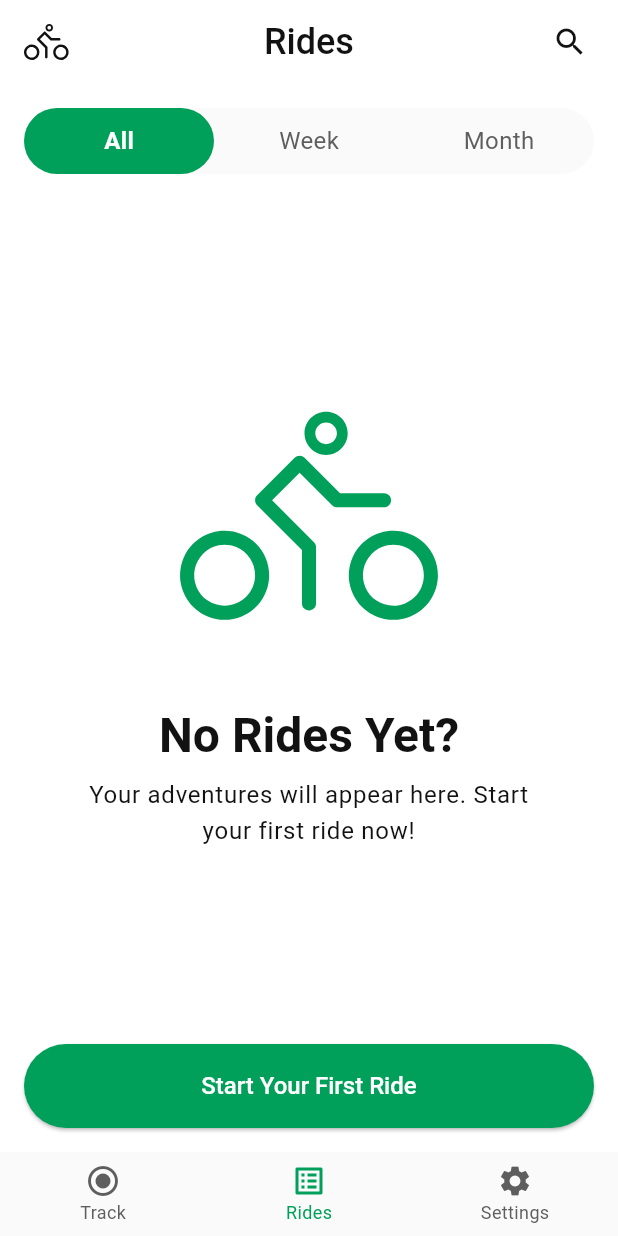
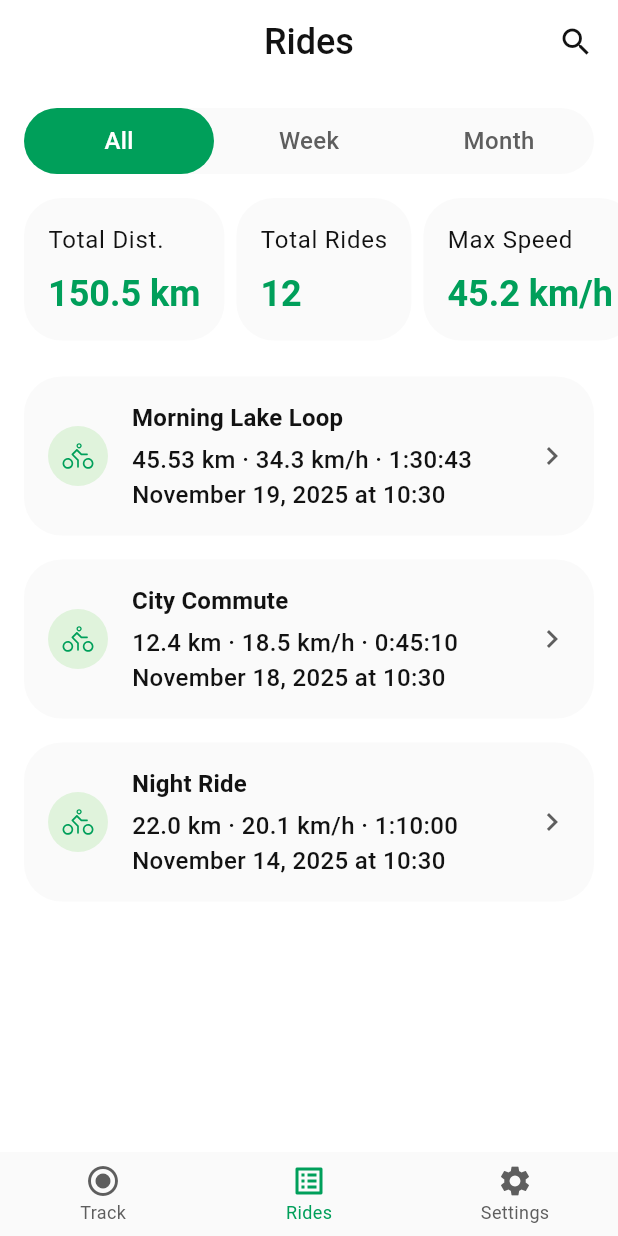
Before and after one commit to Roma220342/VeloTracker, a Flutter app: the screen it shows after launch, on a phone screen of 412 x 824 dp. Run offline on Flutter 3.47's test engine with Material 3 defaults, Android fonts, the phone set to English and light mode, and no system bars; our stand-ins replace flutter_svg, pinput.

Commit message:
stats and cards for rides scren

```diff
--- /dev/null
+++ b/lib/models/ride_model.dart
@@ -0,0 +1,17 @@
+class RideModel {
+  final String id;
+  final String title;
+  final DateTime date;
+  final double distance;
+  final String duration;
+  final double avgSpeed;
+
+  RideModel({
+    required this.id,
+    required this.title,
+    required this.date,
+    required this.distance,
+    required this.duration,
+    required this.avgSpeed,
+  });
+}
--- a/lib/screens/forgot_password_screen.dart
+++ b/lib/screens/forgot_password_screen.dart
@@ -1,5 +1,5 @@
 import 'package:flutter/material.dart';
-import 'package:velotracker/theme/app_theme.dart';
+// import 'package:velotracker/theme/app_theme.dart';
 
 class ForgotPasswordScreen extends StatefulWidget
 {
--- a/lib/screens/reset_password_screen.dart
+++ b/lib/screens/reset_password_screen.dart
@@ -1,5 +1,5 @@
 import 'package:flutter/material.dart';
-import 'package:velotracker/theme/app_theme.dart';
+// import 'package:velotracker/theme/app_theme.dart';
 
 class ResetPasswordScreen extends StatefulWidget {
   const ResetPasswordScreen({super.key});
--- a/lib/screens/rides_screen.dart
+++ b/lib/screens/rides_screen.dart
@@ -1,6 +1,9 @@
 import 'package:flutter/material.dart';
 import 'package:velotracker/theme/app_theme.dart';
 import 'package:flutter_svg/flutter_svg.dart';
+import 'package:velotracker/models/ride_model.dart';
+import 'package:velotracker/widgets/stats_card.dart';
+import 'package:velotracker/widgets/ride_card.dart';
 
 class RidesScreen extends StatefulWidget {
   const RidesScreen({super.key});
@@ -10,95 +13,195 @@ class RidesScreen extends StatefulWidget {
 }
 
 class _RidesScreenState extends State<RidesScreen> {
+  // --- ДАНІ (ЗАГЛУШКИ) ---
+  final List<RideModel> _allRides = [
+    RideModel(id: '1', title: 'Morning Lake Loop', date: DateTime.now(), distance: 45.53, duration: '1:30:43', avgSpeed: 34.3),
+    RideModel(id: '2', title: 'City Commute', date: DateTime.now().subtract(const Duration(days: 1)), distance: 12.4, duration: '0:45:10', avgSpeed: 18.5),
+    RideModel(id: '3', title: 'Night Ride', date: DateTime.now().subtract(const Duration(days: 5)), distance: 22.0, duration: '1:10:00', avgSpeed: 20.1),
+  ];
+  // final List<RideModel> _allRides = []; // Для тестування Empty State
+
+  List<RideModel> _filteredRides = [];
+  bool _isSearching = false;
+  final TextEditingController _searchController = TextEditingController();
   int _selectedFilterIndex = 0;
   int _currentIndex = 1;
 
   @override
+  void initState() {
+    super.initState();
+    _filteredRides = _allRides;
+  }
+
+  void _runSearch(String query) {
+    setState(() {
+      if (query.isEmpty) {
+        _filteredRides = _allRides;
+      } else {
+        _filteredRides = _allRides
+            .where((ride) => ride.title.toLowerCase().contains(query.toLowerCase()))
+            .toList();
+      }
+    });
+  }
+
+  @override
   Widget build(BuildContext context) {
     final theme = Theme.of(context);
+    final bool hasRides = _allRides.isNotEmpty;
 
     return Scaffold(
       backgroundColor: theme.colorScheme.surface,
-      appBar: AppBar(
-        automaticallyImplyLeading: false,
-        leadingWidth: 70,
-        leading: Padding(
-          padding: const EdgeInsets.only(left: 16.0),
-          child: Align(
-            alignment: Alignment.centerLeft,
-            child: SvgPicture.asset(
-              'assets/icons/logo_rides_screen.svg',
-              height: 24,
-              colorFilter: const ColorFilter.mode(textPrimaryColor, BlendMode.srcIn),
+
+      // --- APP BAR (Динамічний) ---
+      appBar: _isSearching
+          ? AppBar(
+              leading: IconButton(
+                icon: const Icon(Icons.arrow_back),
+                onPressed: () {
+                  setState(() {
+                    _isSearching = false;
+                    _searchController.clear();
+                    _filteredRides = _allRides;
+                  });
+                },
+              ),
+              title: TextField(
+                controller: _searchController,
+                autofocus: true,
+                onChanged: _runSearch,
+                decoration: const InputDecoration(
+                  hintText: 'Search rides...',
+                  border: InputBorder.none,
+                  filled: false,
                 ),
               ),
+            )
+          : AppBar(
+              automaticallyImplyLeading: false,
+              title: const Text('Rides'),
+              centerTitle: true,
+              actions: [
+                if (hasRides)
+                  Padding(
+                    padding: const EdgeInsets.only(right: 16.0),
+                    child: IconButton(
+                      icon: const Icon(Icons.search),
+                      onPressed: () {
+                        setState(() {
+                          _isSearching = true;
+                        });
+                      },
+                      padding: EdgeInsets.zero,
+                      constraints: const BoxConstraints(),
+                      style: IconButton.styleFrom(tapTargetSize: MaterialTapTargetSize.shrinkWrap),
                     ),
-        centerTitle: true,
-        title: const Text('Rides'),
-        actions: [
-          IconButton(
-            icon: const Icon(Icons.search),
-            onPressed: () {},
-            padding: const EdgeInsets.only(right: 16.0),
-          ),
+                  )
               ],
             ),
+
+      // --- BOTTOM NAVIGATION BAR (Placeholder) ---
       bottomNavigationBar: BottomNavigationBar(
         currentIndex: _currentIndex,
         onTap: (index) {
-          setState(() {
-            _currentIndex = index;
-          });
+          setState(() => _currentIndex = index);
         },
         items: const [
-          BottomNavigationBarItem(
-            icon: Icon(Icons.radio_button_checked),
-            label: 'Track',
+          BottomNavigationBarItem(icon: Icon(Icons.radio_button_checked), label: 'Track'),
+          BottomNavigationBarItem(icon: Icon(Icons.list_alt), label: 'Rides'),
+          BottomNavigationBarItem(icon: Icon(Icons.settings), label: 'Settings'),
+        ],
       ),
-          BottomNavigationBarItem(
-            icon: Icon(Icons.list_alt),
-            label: 'Rides',
+
+      // --- BODY ---
+      body: SafeArea(
+        child: hasRides
+            ? _buildDataContent(theme)
+            : _buildEmptyState(theme),
       ),
-          BottomNavigationBarItem(
-            icon: Icon(Icons.settings),
-            label: 'Settings',
+    );
+  }
+
+  // --- ВІДЖЕТ: КОНТЕНТ З ДАНИМИ ---
+  Widget _buildDataContent(ThemeData theme) {
+    return Column(
+      children: [
+        // Приховуємо фільтри під час пошуку
+        if (!_isSearching) ...[
+          const SizedBox(height: 16),
+          Padding(
+            padding: const EdgeInsets.symmetric(horizontal: 16.0),
+            child: _buildSlidingSegmentedControl(),
+          ),
+          const SizedBox(height: 16),
+
+          // Статистика (Горизонтальний скрол)
+          SingleChildScrollView(
+            scrollDirection: Axis.horizontal,
+            padding: const EdgeInsets.symmetric(horizontal: 16),
+            child: Row(
+              children: const [
+                StatsCard(label: 'Total Dist.', value: '150.5 km'),
+                StatsCard(label: 'Total Rides', value: '12'),
+                StatsCard(label: 'Max Speed', value: '45.2', unit: 'km/h'),
+              ],
+            ),
+          ),
+          const SizedBox(height: 24),
+        ],
+
+        // Список Поїздок
+        Expanded(
+          child: _filteredRides.isEmpty
+              ? Center(
+                  child: Text(
+                    'No rides found',
+                    style: theme.textTheme.bodyLarge?.copyWith(color: textSecondaryColor),
+                  ),
+                )
+              : ListView.builder(
+                  padding: const EdgeInsets.symmetric(horizontal: 16),
+                  itemCount: _filteredRides.length,
+                  itemBuilder: (context, index) {
+                    return RideCard(
+                      ride: _filteredRides[index],
+                      onTap: () {
+                        // TODO: Go to Details
+                      },
+                    );
+                  },
+                ),
         ),
       ],
-      ),
-      body: SafeArea(
-        child: Padding(
+    );
+  }
+
+  // --- ВІДЖЕТ: EMPTY STATE (З вашого коду) ---
+  Widget _buildEmptyState(ThemeData theme) {
+    return Padding(
       padding: const EdgeInsets.symmetric(horizontal: 16.0),
       child: Column(
         children: [
           const SizedBox(height: 16),
           _buildSlidingSegmentedControl(),
+
           Expanded(
             child: Column(
               mainAxisAlignment: MainAxisAlignment.center,
               children: [
                 SvgPicture.asset(
                   'assets/icons/logo_welcome_screen.svg',
-                      height: 200,
-                      colorFilter: ColorFilter.mode(
-                        theme.colorScheme.primary,
-                        BlendMode.srcIn,
-                      ),
+                  width: 200,
+                  colorFilter: ColorFilter.mode(theme.colorScheme.primary, BlendMode.srcIn),
                 ),
                 const SizedBox(height: 24),
-                    Text(
-                      'No Rides Yet?',
-                      style: theme.textTheme.headlineLarge,
-                      textAlign: TextAlign.center,
-                    ),
+                Text('No Rides Yet?', style: theme.textTheme.headlineLarge, textAlign: TextAlign.center),
                 const SizedBox(height: 8),
-                    Text(
-                      'Your adventures will appear here. Start \nyour first ride now!',
-                      style: theme.textTheme.bodyLarge,
-                      textAlign: TextAlign.center,
-                    ),
+                Text('Your adventures will appear here. Start your first ride now!', style: theme.textTheme.bodyLarge, textAlign: TextAlign.center),
               ],
             ),
           ),
+
           SizedBox(
             width: double.infinity,
             child: ElevatedButton(
@@ -109,11 +212,10 @@ class _RidesScreenState extends State<RidesScreen> {
           const SizedBox(height: 16),
         ],
       ),
-        ),
-      ),
     );
   }
 
+  // --- ВІДЖЕТ: СЛАЙДЕР ФІЛЬТРУ ---
   Widget _buildSlidingSegmentedControl() {
     final theme = Theme.of(context);
     const int itemsCount = 3;
@@ -127,7 +229,6 @@ class _RidesScreenState extends State<RidesScreen> {
       child: LayoutBuilder(
         builder: (context, constraints) {
           final double segmentWidth = constraints.maxWidth / itemsCount;
-
           return Stack(
             children: [
               AnimatedPositioned(
@@ -164,19 +265,14 @@ class _RidesScreenState extends State<RidesScreen> {
 
     return Expanded(
       child: GestureDetector(
-        onTap: () {
-          setState(() {
-            _selectedFilterIndex = index;
-          });
-        },
+        onTap: () => setState(() => _selectedFilterIndex = index),
         child: Container(
           color: Colors.transparent,
           alignment: Alignment.center,
           child: AnimatedDefaultTextStyle(
             duration: const Duration(milliseconds: 200),
             style: theme.textTheme.bodyMedium!.copyWith(
-              color: isSelected ? Colors.white : textSecondaryColor,
-              fontWeight: isSelected ? FontWeight.w700 : FontWeight.normal,
+              color: isSelected ? Colors.white : textSecondaryColor
             ),
             child: Text(text),
           ),
--- /dev/null
+++ b/lib/widgets/ride_card.dart
@@ -0,0 +1,84 @@
+import 'package:flutter/material.dart';
+import 'package:velotracker/theme/app_theme.dart';
+import 'package:velotracker/models/ride_model.dart';
+import 'package:flutter_svg/flutter_svg.dart';
+import 'package:intl/intl.dart';
+
+class RideCard extends StatelessWidget {
+  final RideModel ride;
+  final VoidCallback onTap;
+
+  const RideCard({
+    super.key,
+    required this.ride,
+    required this.onTap,
+  });
+
+  @override
+  Widget build(BuildContext context) {
+    final theme = Theme.of(context);
+    final dateStr = DateFormat('MMMM d, yyyy \'at\' HH:mm').format(ride.date);
+
+    return GestureDetector(
+      onTap: onTap,
+      child: Container(
+        width: double.infinity,
+        margin: const EdgeInsets.only(bottom: 16),
+        padding: const EdgeInsets.all(16),
+        decoration: BoxDecoration(
+          color: onSurfaceColor,
+          borderRadius: BorderRadius.circular(25),
+        ),
+
+        child: Row(
+          children: [
+            Container(
+              padding: const EdgeInsets.all(8),
+              width: 40,
+              height: 40,
+              decoration: BoxDecoration(
+                color: primaryContainerColor,
+                shape: BoxShape.circle,
+              ),
+              child: SvgPicture.asset(
+                'assets/icons/logo_rides_screen.svg',
+
+              ),
+            ),
+
+            const SizedBox(width: 16),
+
+            Expanded(
+              child: Column(
+                crossAxisAlignment: CrossAxisAlignment.start,
+                children: [
+                  Text(
+                    ride.title,
+                    style: theme.textTheme.titleMedium,
+                  ),
+
+                  const SizedBox(height: 4),
+
+                  Text(
+                    '${ride.distance} km · ${ride.avgSpeed} km/h · ${ride.duration}',
+                    style: theme.textTheme.bodyMedium,
+                  ),
+
+                  Text(
+                    dateStr,
+                    style: theme.textTheme.bodyMedium,
+                  ),
+                ],
+              ),
+            ),
+
+            const Icon(
+              Icons.chevron_right,
+              color: textSecondaryColor,
+            ),
+          ],
+        ),
+      ),
+    );
+  }
+}
--- /dev/null
+++ b/lib/widgets/stats_card.dart
@@ -0,0 +1,63 @@
+import 'package:flutter/material.dart';
+import 'package:velotracker/theme/app_theme.dart';
+
+class StatsCard extends StatelessWidget {
+  final String label;
+  final String value;
+  final String unit;
+
+  const StatsCard({
+    super.key,
+    required this.label,
+    required this.value,
+    this.unit = '',
+  });
+
+  @override
+  Widget build(BuildContext context) {
+    final theme = Theme.of(context);
+
+    return Container(
+
+      margin: const EdgeInsets.only(right: 8),
+      padding: const EdgeInsets.all(16),
+      decoration: BoxDecoration(
+        color: onSurfaceColor,
+        borderRadius: BorderRadius.circular(25),
+      ),
+      child: Column(
+        crossAxisAlignment: CrossAxisAlignment.start,
+        children: [
+          Text(
+            label,
+            style: theme.textTheme.bodyLarge,
+            maxLines: 1,
+
+          ),
+
+          const SizedBox(height: 8),
+
+          RichText(
+            text: TextSpan(
+              children: [
+                TextSpan(
+                  text: value,
+                  style: theme.textTheme.headlineMedium?.copyWith(
+                    color: primaryColor,
+                  ),
+                ),
+                if (unit.isNotEmpty)
+                  TextSpan(
+                    text: ' $unit',
+                    style: theme.textTheme.headlineMedium?.copyWith(
+                      color: primaryColor,
+                    ),
+                  ),
+              ],
+            ),
+          ),
+        ],
+      ),
+    );
+  }
+}
--- a/pubspec.yaml
+++ b/pubspec.yaml
@@ -36,6 +36,7 @@ dependencies:
   cupertino_icons: ^1.0.8
   flutter_svg: ^2.2.2
   pinput: ^5.0.2
+  intl: ^0.19.0
 
 dev_dependencies:
   flutter_test:
```
Also changed, not shown: assets/icons/logo_rides_screen.svg, pubspec.lock. Lines whose indentation alone changed are shown as unchanged.
